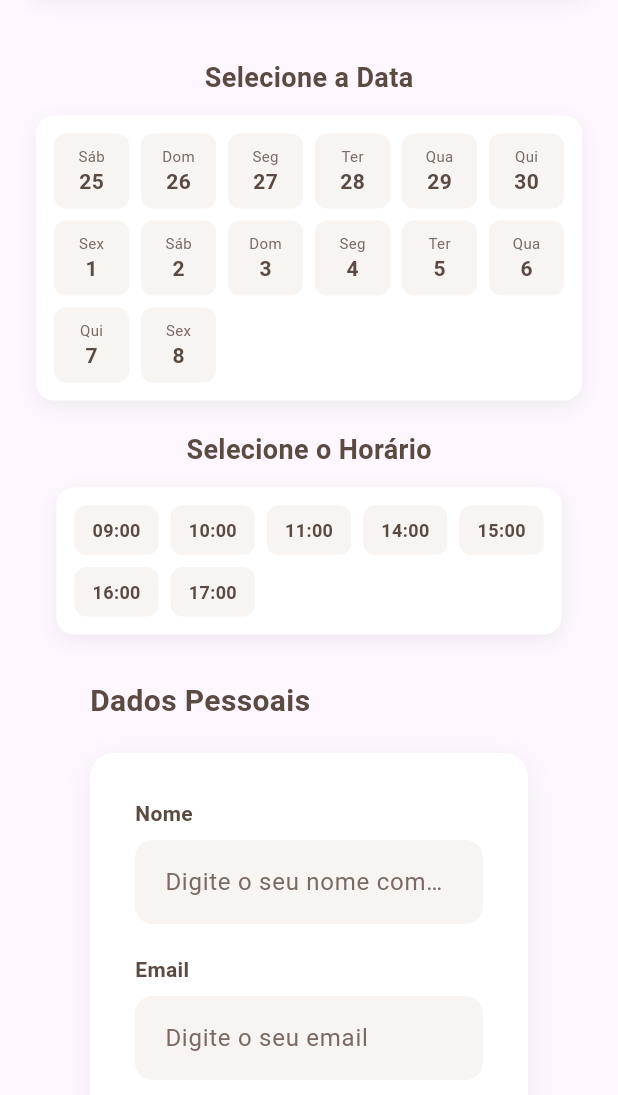
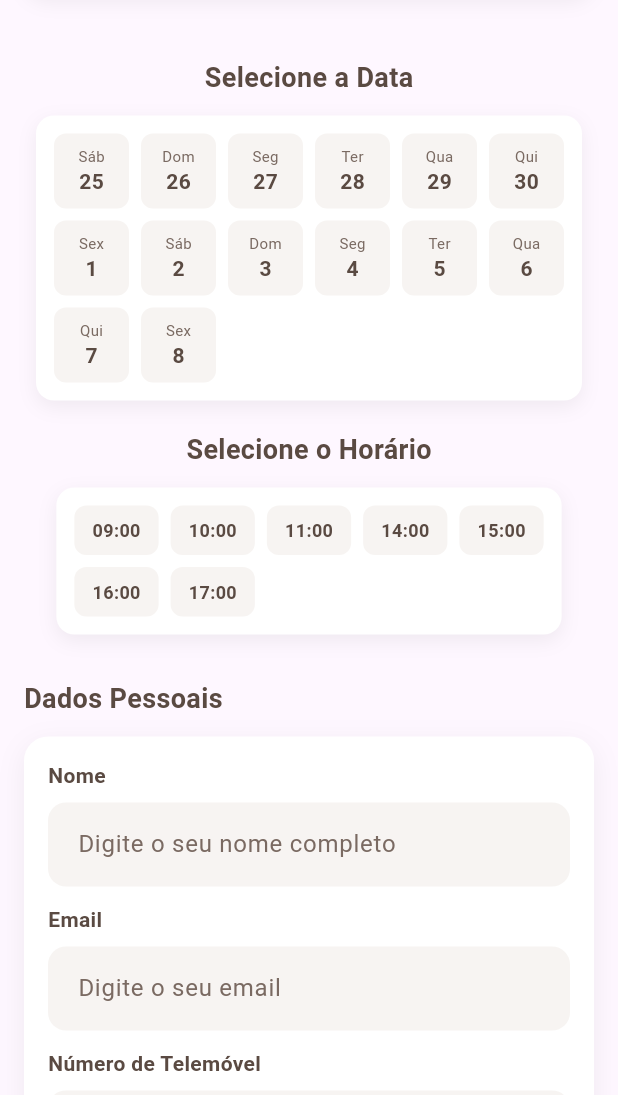
Before and after one commit to Lino-Zeferino2/loahStudio, a Flutter app: the ServicosPage screen opened directly, scrolled down 1728 dp, on a phone screen of 412 x 824 dp, the part 141-1236 px from its top. Run offline on Flutter 3.47's test engine with Material 3 defaults, Android fonts, the phone set to English and light mode, and no system bars; network calls fail.

Commit message:
Tornando resposnsivo a tela de serviços parte final

```diff
--- a/lib/view/user_views/servicos/servicos_page.dart
+++ b/lib/view/user_views/servicos/servicos_page.dart
@@ -944,22 +944,25 @@ class _ServicosPageState extends State<ServicosPage> {
   }
 
   Widget _formSection() {
+    final isMobile = MediaQuery.of(context).size.width < 600;
+    final horizontalPad = isMobile ? 16.0 : 60.0;
+
     return Container(
-      padding: EdgeInsets.symmetric(horizontal: 60),
+      padding: EdgeInsets.symmetric(horizontal: horizontalPad),
       child: Column(
         crossAxisAlignment: CrossAxisAlignment.start,
         children: [
           Text(
             "Dados Pessoais",
             style: TextStyle(
-              fontSize: 20,
+              fontSize: isMobile ? 18.0 : 20.0,
               fontWeight: FontWeight.bold,
               color: Color(0xFF5A4A42),
             ),
           ),
-          SizedBox(height: 20),
+          SizedBox(height: isMobile ? 12.0 : 20.0),
           Container(
-            padding: EdgeInsets.all(30),
+            padding: EdgeInsets.all(isMobile ? 16.0 : 30.0),
             decoration: BoxDecoration(
               color: Colors.white,
               borderRadius: BorderRadius.circular(16),
@@ -974,20 +977,20 @@ class _ServicosPageState extends State<ServicosPage> {
             child: Column(
               children: [
                 _buildTextField(controller: nameController, label: "Nome", hint: "Digite o seu nome completo"),
-                SizedBox(height: 20),
+                SizedBox(height: isMobile ? 12.0 : 20.0),
                 _buildTextField(controller: emailController, label: "Email", hint: "Digite o seu email", keyboardType: TextInputType.emailAddress),
-                SizedBox(height: 20),
+                SizedBox(height: isMobile ? 12.0 : 20.0),
                 _buildTextField(controller: telefoneController, label: "Número de Telemóvel", hint: "Digite o seu número", keyboardType: TextInputType.phone),
-                SizedBox(height: 20),
+                SizedBox(height: isMobile ? 12.0 : 20.0),
                 _buildTextField(controller: observacaoController, label: "Observação (opcional)", hint: "Alguma informação adicional?", maxLines: 3),
-                SizedBox(height: 30),
+                SizedBox(height: isMobile ? 20.0 : 30.0),
                 SizedBox(
                   width: double.infinity,
                   child: ElevatedButton(
                     style: ElevatedButton.styleFrom(
                       backgroundColor: AppColors.pinkStrong,
-                      padding: EdgeInsets.symmetric(vertical: 18),
-                      shape: RoundedRectangleBorder(borderRadius: BorderRadius.circular(30)),
+                      padding: EdgeInsets.symmetric(vertical: isMobile ? 14.0 : 18.0),
+                      shape: RoundedRectangleBorder(borderRadius: BorderRadius.circular(25.0)),
                       elevation: 4,
                     ),
                     onPressed: () {
@@ -1003,7 +1006,7 @@ class _ServicosPageState extends State<ServicosPage> {
                         );
                       }
                     },
-                    child: Text("Confirmar Agendamento", style: TextStyle(fontSize: 18, color: Colors.white, fontWeight: FontWeight.w600)),
+                    child: Text("Confirmar Agendamento", style: TextStyle(fontSize: isMobile ? 14.0 : 18.0, color: Colors.white, fontWeight: FontWeight.w600)),
                   ),
                 ),
               ],
@@ -1086,9 +1089,44 @@ class _ServicosPageState extends State<ServicosPage> {
   }
 
   Widget _footerSection() {
+    final isMobile = MediaQuery.of(context).size.width < 600;
+    final horizontalPad = isMobile ? 16.0 : 60.0;
+
+    if (isMobile) {
+      // Mobile: coluna
+      return Container(
+        width: double.infinity,
+        padding: EdgeInsets.symmetric(horizontal: horizontalPad, vertical: 24.0),
+        color: Color(0xFFF5F5F5),
+        child: Column(
+          crossAxisAlignment: CrossAxisAlignment.start,
+          children: [
+            Text("LOAH STÚDIO", style: TextStyle(fontSize: 20.0, fontWeight: FontWeight.bold, color: Color(0xFF5A4A42))),
+            SizedBox(height: 8),
+            Text("© 2026 Loah Stúdio.\nTodos os direitos reservados.", style: TextStyle(fontSize: 12.0, color: Color(0xFF7A6A62), height: 1.5)),
+            SizedBox(height: 16),
+            Text("Redes Sociais", style: TextStyle(fontSize: 14.0, fontWeight: FontWeight.w600, color: Color(0xFF5A4A42))),
+            SizedBox(height: 8),
+            Row(children: [
+              _socialIcon(Icons.camera_alt_outlined),
+              SizedBox(width: 8),
+              _socialIcon(Icons.facebook_outlined),
+              SizedBox(width: 8),
+              _socialIcon(Icons.alternate_email),
+            ]),
+            SizedBox(height: 16),
+            Text("Horário", style: TextStyle(fontSize: 14.0, fontWeight: FontWeight.w600, color: Color(0xFF5A4A42))),
+            SizedBox(height: 8),
+            Text("Seg - Sex: 9h às 19h\nSábado: 9h às 14h\nDomingo: Encerrado", style: TextStyle(fontSize: 12.0, color: Color(0xFF7A6A62), height: 1.6)),
+          ],
+        ),
+      );
+    }
+
+    // Desktop: row
     return Container(
       width: double.infinity,
-      padding: EdgeInsets.symmetric(horizontal: 60, vertical: 40),
+      padding: EdgeInsets.symmetric(horizontal: horizontalPad, vertical: 40.0),
       color: Color(0xFFF5F5F5),
       child: Row(
         crossAxisAlignment: CrossAxisAlignment.start,
@@ -1097,9 +1135,9 @@ class _ServicosPageState extends State<ServicosPage> {
             child: Column(
               crossAxisAlignment: CrossAxisAlignment.start,
               children: [
-                Text("LOAH STÚDIO", style: TextStyle(fontSize: 24, fontWeight: FontWeight.bold, color: Color(0xFF5A4A42))),
+                Text("LOAH STÚDIO", style: TextStyle(fontSize: 24.0, fontWeight: FontWeight.bold, color: Color(0xFF5A4A42))),
                 SizedBox(height: 12),
-                Text("© 2026 Loah Stúdio.\nTodos os direitos reservados.", style: TextStyle(fontSize: 14, color: Color(0xFF7A6A62), height: 1.5)),
+                Text("© 2026 Loah Stúdio.\nTodos os direitos reservados.", style: TextStyle(fontSize: 14.0, color: Color(0xFF7A6A62), height: 1.5)),
               ],
             ),
           ),
@@ -1107,7 +1145,7 @@ class _ServicosPageState extends State<ServicosPage> {
             child: Column(
               crossAxisAlignment: CrossAxisAlignment.start,
               children: [
-                Text("Redes Sociais", style: TextStyle(fontSize: 16, fontWeight: FontWeight.w600, color: Color(0xFF5A4A42))),
+                Text("Redes Sociais", style: TextStyle(fontSize: 16.0, fontWeight: FontWeight.w600, color: Color(0xFF5A4A42))),
                 SizedBox(height: 12),
                 Row(children: [
                   _socialIcon(Icons.camera_alt_outlined),
@@ -1123,9 +1161,9 @@ class _ServicosPageState extends State<ServicosPage> {
             child: Column(
               crossAxisAlignment: CrossAxisAlignment.start,
               children: [
-                Text("Horário", style: TextStyle(fontSize: 16, fontWeight: FontWeight.w600, color: Color(0xFF5A4A42))),
+                Text("Horário", style: TextStyle(fontSize: 16.0, fontWeight: FontWeight.w600, color: Color(0xFF5A4A42))),
                 SizedBox(height: 12),
-                Text("Seg - Sex: 9h às 19h\nSábado: 9h às 14h\nDomingo: Encerrado", style: TextStyle(fontSize: 14, color: Color(0xFF7A6A62), height: 1.6)),
+                Text("Seg - Sex: 9h às 19h\nSábado: 9h às 14h\nDomingo: Encerrado", style: TextStyle(fontSize: 14.0, color: Color(0xFF7A6A62), height: 1.6)),
               ],
             ),
           ),
```
